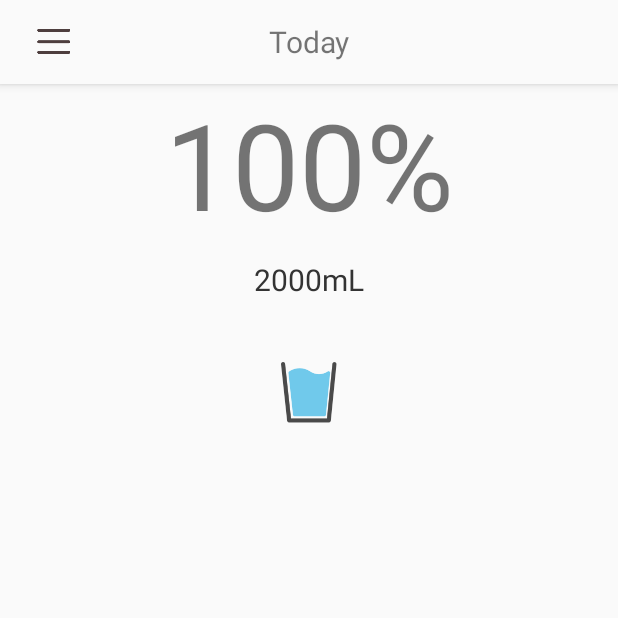
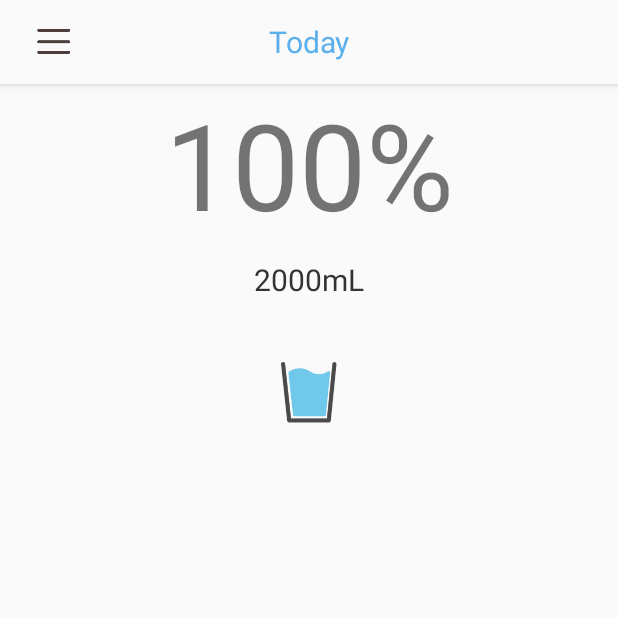
Before and after one commit to plane11/drink-water, an Android app: the screen it shows after launch (DailyStatusActivity), on a phone screen of 412 x 824 dp, the top half of it. Run offline under Robolectric (Android 15) with nearby library versions, the phone set to English and light mode, and no system bars; our stand-ins replace ButterKnife, Dagger/Hilt's generated code.

Commit message:
add text color

```diff
--- a/app/src/main/res/layout/actionbar_drink_status.xml
+++ b/app/src/main/res/layout/actionbar_drink_status.xml
@@ -17,6 +17,7 @@
         android:layout_height="wrap_content"
         android:text="@string/daily_status_today"
         android:textSize="20sp"
+        android:textColor="@color/basic_blue_text"
         android:layout_centerVertical="true"
         android:textAlignment="center"/>
 
--- a/app/src/main/res/values/colors.xml
+++ b/app/src/main/res/values/colors.xml
@@ -6,4 +6,6 @@
 
     <color name="default_background">#FAFAFA</color>
     <color name="basic_light_text">#333333</color>
+
+    <color name="basic_blue_text">#5aafec</color>
 </resources>
```
